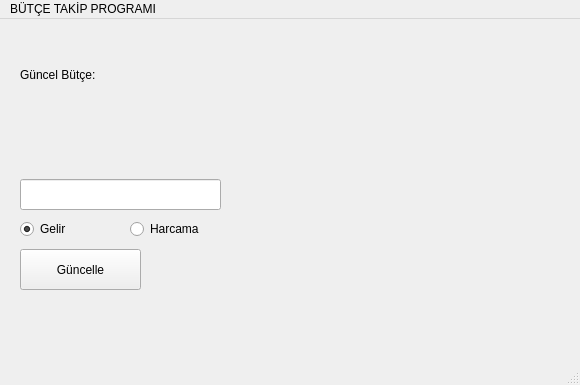
n-s-developer/BudgetTracker, file BudgetTracker/guimainwindow.ui: the form before one commit.
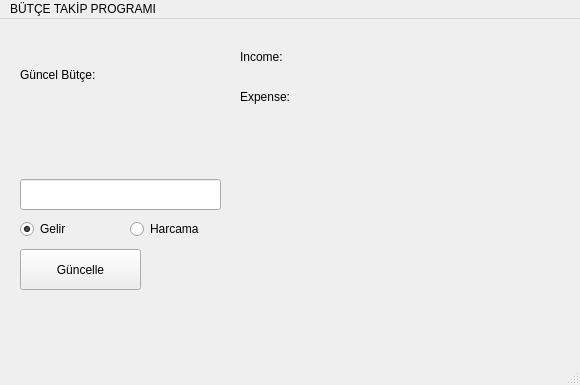
The form after the commit.

The edit to the form file:
```diff
--- a/BudgetTracker/guimainwindow.ui
+++ b/BudgetTracker/guimainwindow.ui
@@ -92,6 +92,58 @@
      <string/>
     </property>
    </widget>
+   <widget class="QLabel" name="labelIncome">
+    <property name="geometry">
+     <rect>
+      <x>300</x>
+      <y>30</y>
+      <width>49</width>
+      <height>16</height>
+     </rect>
+    </property>
+    <property name="text">
+     <string/>
+    </property>
+   </widget>
+   <widget class="QLabel" name="labelExpense">
+    <property name="geometry">
+     <rect>
+      <x>300</x>
+      <y>70</y>
+      <width>49</width>
+      <height>16</height>
+     </rect>
+    </property>
+    <property name="text">
+     <string/>
+    </property>
+   </widget>
+   <widget class="QLabel" name="labelConstIncome">
+    <property name="geometry">
+     <rect>
+      <x>240</x>
+      <y>30</y>
+      <width>49</width>
+      <height>16</height>
+     </rect>
+    </property>
+    <property name="text">
+     <string>Income: </string>
+    </property>
+   </widget>
+   <widget class="QLabel" name="labelConstExpense">
+    <property name="geometry">
+     <rect>
+      <x>240</x>
+      <y>70</y>
+      <width>49</width>
+      <height>16</height>
+     </rect>
+    </property>
+    <property name="text">
+     <string>Expense: </string>
+    </property>
+   </widget>
   </widget>
   <widget class="QMenuBar" name="menubar">
    <property name="geometry">
```
Left out of the diff: 2 changed lines with no effect on the pictures.
